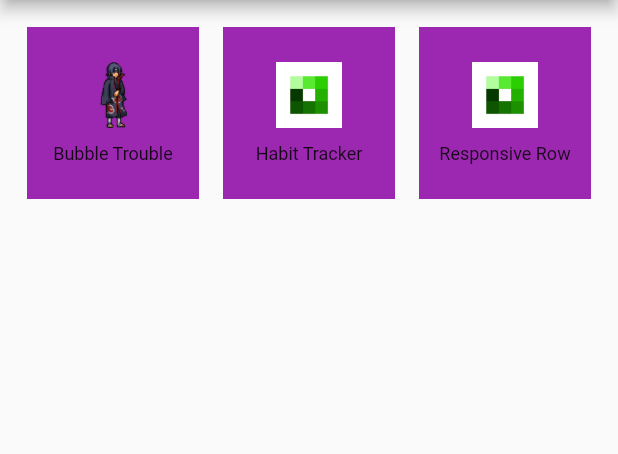
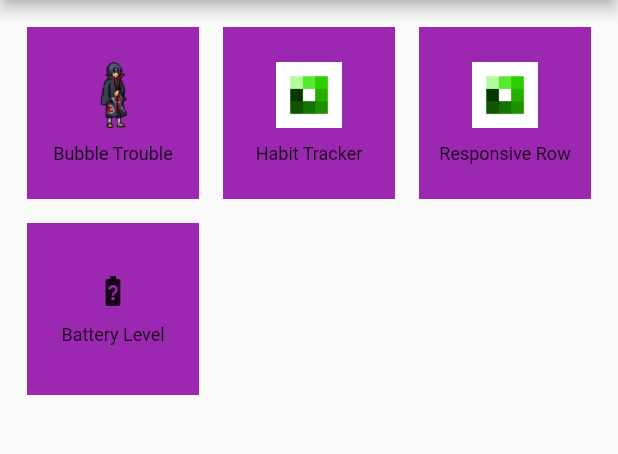
Before and after one commit to YamiKapil/flutter-one-for-all, a Flutter app: the screen it shows after launch, on a phone screen of 412 x 824 dp, the part 84-538 px from its top. Run offline on Flutter 3.47's test engine with Material 2 defaults, Android fonts, the phone set to English and light mode, and no system bars; our stand-ins replace flutter_heatmap_calendar, flutter_slidable, hive, hive_flutter; accounts and stored records are empty.

Commit message:
battery level using method channel created

```diff
--- a/lib/common_components/navigation_button.dart
+++ b/lib/common_components/navigation_button.dart
@@ -5,12 +5,14 @@ import 'package:flutter/material.dart';
 class NavigationButton extends StatefulWidget {
   final String screenName;
   final Widget navigationScreen;
-  final String appImage;
+  final String? appImage;
+  final IconData? icon;
   const NavigationButton({
     super.key,
     required this.screenName,
     required this.navigationScreen,
-    required this.appImage,
+    this.appImage,
+    this.icon,
   });
 
   @override
@@ -45,7 +47,7 @@ class _NavigationButtonState extends State<NavigationButton>
         child: child,
       ),
       child: InkWell(
-      //  overlayColor: MaterialStateProperty.all(Colors.red),
+        //  overlayColor: MaterialStateProperty.all(Colors.red),
         onTap: () async {
           await _animationController.forward(from: 0.0);
           if (!mounted) return;
@@ -69,10 +71,12 @@ class _NavigationButtonState extends State<NavigationButton>
               children: [
                 // const SizedBox(height: 10),
                 Flexible(
-                  child: Image.asset(
-                    widget.appImage,
-                    fit: BoxFit.contain,
-                  ),
+                  child: (widget.appImage != null)
+                      ? Image.asset(
+                          widget.appImage!,
+                          fit: BoxFit.contain,
+                        )
+                      : Icon(widget.icon),
                 ),
                 const SizedBox(height: 10),
                 Flexible(
--- a/lib/common_components/navigation_screen.dart
+++ b/lib/common_components/navigation_screen.dart
@@ -1,4 +1,5 @@
-import 'package:flutter/cupertino.dart';
+import 'package:flutter/material.dart';
+import 'package:one_for_all/battery_level/battery_level.dart';
 import 'package:one_for_all/responsive_row/responsive_row.dart';
 
 import '../bubble_trouble/bubble_home.dart';
@@ -21,4 +22,9 @@ List<Widget> listOfScreens = const [
     navigationScreen: ResponsiveRow(),
     appImage: 'assets/images/habit_tracker.png',
   ),
+  NavigationButton(
+    screenName: 'Battery Level',
+    navigationScreen: BatteryLevel(),
+    icon: Icons.battery_unknown,
+  ),
 ];
```
Also changed, not shown: lib/battery_level/battery_level.dart (added, +53 -0 lines), lib/bubble_trouble/player.dart (+4 -8 lines), lib/responsive_row/responsive_row.dart (+5 -2 lines), lib/battery_level/readme.txt (added), 1 other file.
